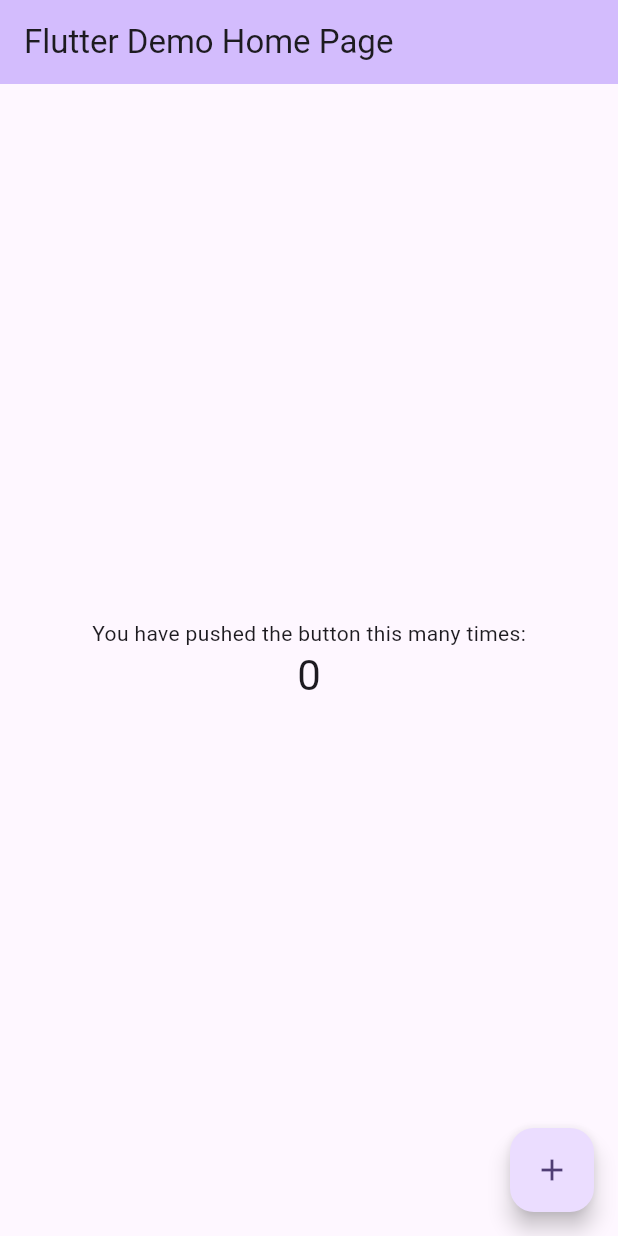
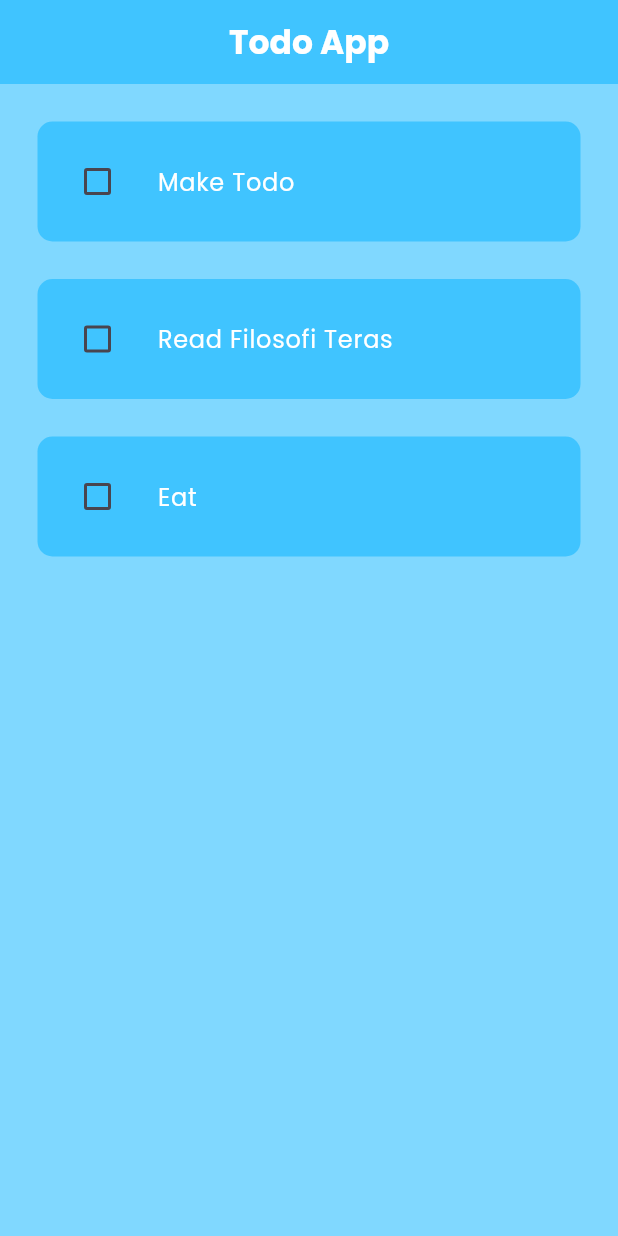
Before and after one commit to HalimTeguh/todo_app, a Flutter app: the screen it shows after launch, on a phone screen of 412 x 824 dp. Run offline on Flutter 3.47's test engine with Material 3 defaults, Android fonts, the phone set to English and light mode, and no system bars; our stand-ins replace google_fonts.

Commit message:
feat: :sparkles: Add dynamic List Tile for displaying todo

```diff
--- /dev/null
+++ b/lib/components/todo_tile.dart
@@ -0,0 +1,39 @@
+import 'package:flutter/material.dart';
+import 'package:google_fonts/google_fonts.dart';
+
+class TodoTile extends StatelessWidget {
+  const TodoTile({
+    super.key, required this.title, required this.isChecked, required this.onchange
+  });
+
+  final String title;
+  final bool isChecked;
+  final Function(bool?)? onchange;
+
+  @override
+  Widget build(BuildContext context) {
+    return Padding(
+      padding: const EdgeInsets.only(left: 25, top: 25, right: 25),
+      child: Container(
+        padding: EdgeInsets.only(top: 12, right: 12, bottom: 12),
+        decoration: BoxDecoration(
+            color: Colors.lightBlueAccent,
+            borderRadius: BorderRadius.circular(10)),
+        child: ListTile(
+          leading:
+              Checkbox(value: isChecked, onChanged: onchange),
+          title: Row(
+            children: [
+              Text(
+                title,
+                style: GoogleFonts.poppins(
+                  color: Colors.white,
+                ),
+              ),
+            ],
+          ),
+        ),
+      ),
+    );
+  }
+}
--- a/lib/main.dart
+++ b/lib/main.dart
@@ -1,4 +1,5 @@
 import 'package:flutter/material.dart';
+import 'package:todo_app/pages/home_page.dart';
 
 void main() {
   runApp(const MyApp());
@@ -7,119 +8,11 @@ void main() {
 class MyApp extends StatelessWidget {
   const MyApp({super.key});
 
-  // This widget is the root of your application.
   @override
   Widget build(BuildContext context) {
-    return MaterialApp(
-      title: 'Flutter Demo',
-      theme: ThemeData(
-        // This is the theme of your application.
-        //
-        // TRY THIS: Try running your application with "flutter run". You'll see
-        // the application has a purple toolbar. Then, without quitting the app,
-        // try changing the seedColor in the colorScheme below to Colors.green
-        // and then invoke "hot reload" (save your changes or press the "hot
-        // reload" button in a Flutter-supported IDE, or press "r" if you used
-        // the command line to start the app).
-        //
-        // Notice that the counter didn't reset back to zero; the application
-        // state is not lost during the reload. To reset the state, use hot
-        // restart instead.
-        //
-        // This works for code too, not just values: Most code changes can be
-        // tested with just a hot reload.
-        colorScheme: ColorScheme.fromSeed(seedColor: Colors.deepPurple),
-        useMaterial3: true,
-      ),
-      home: const MyHomePage(title: 'Flutter Demo Home Page'),
+    return const MaterialApp(
+      debugShowCheckedModeBanner: false,
+      home: HomePage(),
     );
   }
 }
-
-class MyHomePage extends StatefulWidget {
-  const MyHomePage({super.key, required this.title});
-
-  // This widget is the home page of your application. It is stateful, meaning
-  // that it has a State object (defined below) that contains fields that affect
-  // how it looks.
-
-  // This class is the configuration for the state. It holds the values (in this
-  // case the title) provided by the parent (in this case the App widget) and
-  // used by the build method of the State. Fields in a Widget subclass are
-  // always marked "final".
-
-  final String title;
-
-  @override
-  State<MyHomePage> createState() => _MyHomePageState();
-}
-
-class _MyHomePageState extends State<MyHomePage> {
-  int _counter = 0;
-
-  void _incrementCounter() {
-    setState(() {
-      // This call to setState tells the Flutter framework that something has
-      // changed in this State, which causes it to rerun the build method below
-      // so that the display can reflect the updated values. If we changed
-      // _counter without calling setState(), then the build method would not be
-      // called again, and so nothing would appear to happen.
-      _counter++;
-    });
-  }
-
-  @override
-  Widget build(BuildContext context) {
-    // This method is rerun every time setState is called, for instance as done
-    // by the _incrementCounter method above.
-    //
-    // The Flutter framework has been optimized to make rerunning build methods
-    // fast, so that you can just rebuild anything that needs updating rather
-    // than having to individually change instances of widgets.
-    return Scaffold(
-      appBar: AppBar(
-        // TRY THIS: Try changing the color here to a specific color (to
-        // Colors.amber, perhaps?) and trigger a hot reload to see the AppBar
-        // change color while the other colors stay the same.
-        backgroundColor: Theme.of(context).colorScheme.inversePrimary,
-        // Here we take the value from the MyHomePage object that was created by
-        // the App.build method, and use it to set our appbar title.
-        title: Text(widget.title),
-      ),
-      body: Center(
-        // Center is a layout widget. It takes a single child and positions it
-        // in the middle of the parent.
-        child: Column(
-          // Column is also a layout widget. It takes a list of children and
-          // arranges them vertically. By default, it sizes itself to fit its
-          // children horizontally, and tries to be as tall as its parent.
-          //
-          // Column has various properties to control how it sizes itself and
-          // how it positions its children. Here we use mainAxisAlignment to
-          // center the children vertically; the main axis here is the vertical
-          // axis because Columns are vertical (the cross axis would be
-          // horizontal).
-          //
-          // TRY THIS: Invoke "debug painting" (choose the "Toggle Debug Paint"
-          // action in the IDE, or press "p" in the console), to see the
-          // wireframe for each widget.
-          mainAxisAlignment: MainAxisAlignment.center,
-          children: <Widget>[
-            const Text(
-              'You have pushed the button this many times:',
-            ),
-            Text(
-              '$_counter',
-              style: Theme.of(context).textTheme.headlineMedium,
-            ),
-          ],
-        ),
-      ),
-      floatingActionButton: FloatingActionButton(
-        onPressed: _incrementCounter,
-        tooltip: 'Increment',
-        child: const Icon(Icons.add),
-      ), // This trailing comma makes auto-formatting nicer for build methods.
-    );
-  }
-}
--- /dev/null
+++ b/lib/pages/home_page.dart
@@ -0,0 +1,48 @@
+import 'package:flutter/material.dart';
+import 'package:google_fonts/google_fonts.dart';
+
+import '../components/todo_tile.dart';
+
+class HomePage extends StatefulWidget {
+  const HomePage({super.key});
+
+  @override
+  State<HomePage> createState() => _HomePageState();
+}
+
+class _HomePageState extends State<HomePage> {
+
+  List todoList = [
+    ['Make Todo', false],
+    ['Read Filosofi Teras', false],
+    ['Eat', false],
+  ];
+
+  void changeChekbox(bool value, int index){
+    setState(() {
+      todoList[index][1] = !value;
+    });
+  }
+
+  @override
+  Widget build(BuildContext context) {
+    return Scaffold(
+      backgroundColor: Colors.lightBlueAccent[100],
+      appBar: AppBar(
+        centerTitle: true,
+        backgroundColor: Colors.lightBlueAccent,
+        title: Text(
+          'Todo App',
+          style: GoogleFonts.poppins(
+              fontWeight: FontWeight.bold, color: Colors.white),
+        ),
+      ),
+      body: ListView.builder(
+        itemCount: todoList.length,
+        itemBuilder: (context, index) {
+          return TodoTile(title: todoList[index][0], isChecked: todoList[index][1], onchange: (value) => changeChekbox(todoList[index][1], index));
+        },
+      ),
+    );
+  }
+}
--- a/pubspec.yaml
+++ b/pubspec.yaml
@@ -35,6 +35,7 @@ dependencies:
   # The following adds the Cupertino Icons font to your application.
   # Use with the CupertinoIcons class for iOS style icons.
   cupertino_icons: ^1.0.6
+  google_fonts: ^6.2.1
 
 dev_dependencies:
   flutter_test:
```
Also changed, not shown: pubspec.lock, 1 other file.
